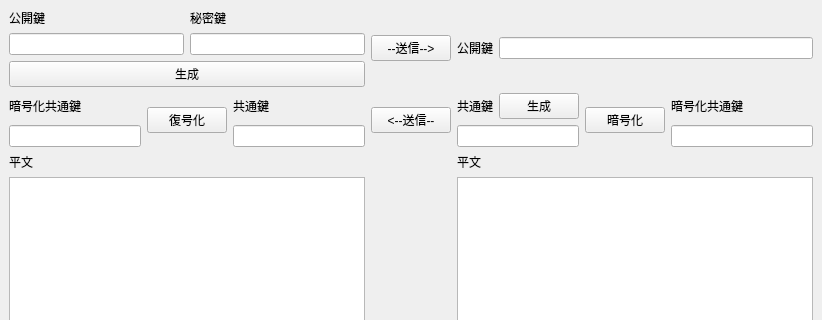
Before: the Qt Designer form app/app.ui in PepeTaro/DES, drawn with Qt 5; both pictures show x 0 to 822 and y 0 to 320 of the 822 by 564 pixel window.
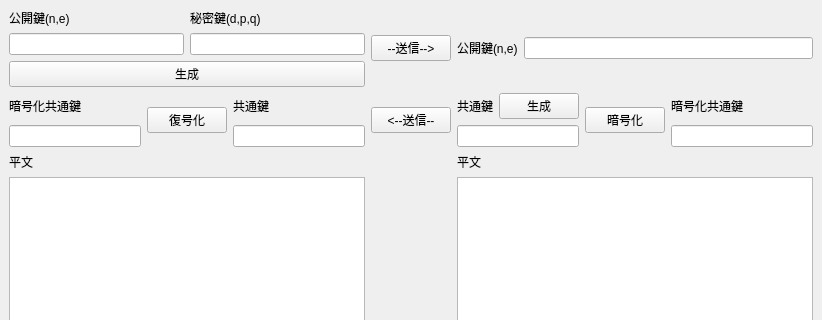
After: the same form once the commit is applied.

Commit message: ALmost complete

The edit to the form file:
```diff
--- a/app/app.ui
+++ b/app/app.ui
@@ -28,7 +28,7 @@
               <item>
                <widget class="QLabel" name="pubkey_left_label">
                 <property name="text">
-                 <string>公開鍵</string>
+                 <string>公開鍵(n,e)</string>
                 </property>
                </widget>
               </item>
@@ -42,7 +42,7 @@
               <item>
                <widget class="QLabel" name="privkey_left_label">
                 <property name="text">
-                 <string>秘密鍵</string>
+                 <string>秘密鍵(d,p,q)</string>
                 </property>
                </widget>
               </item>
@@ -74,12 +74,16 @@
           <item>
            <widget class="QLabel" name="label_7">
             <property name="text">
-             <string>公開鍵</string>
+             <string>公開鍵(n,e)</string>
             </property>
            </widget>
           </item>
           <item>
-           <widget class="QLineEdit" name="lineEdit_5"/>
+           <widget class="QLineEdit" name="pubkey_right_lineEdit">
+            <property name="readOnly">
+             <bool>true</bool>
+            </property>
+           </widget>
           </item>
          </layout>
         </item>
```
Left out of the diff: 58 changed lines with no effect on the pictures. The commit also changes 2 other files.
